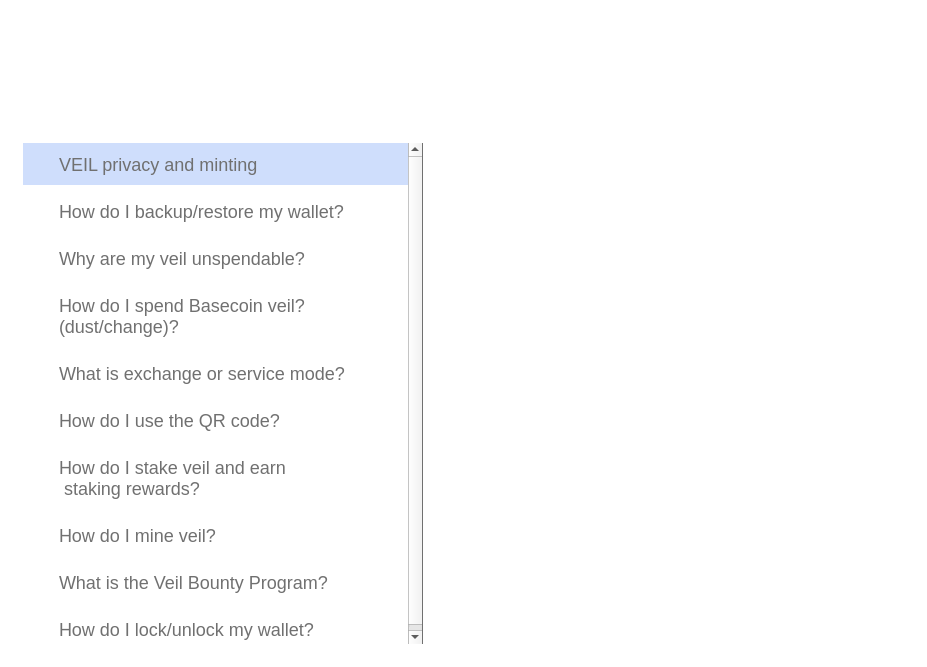
This is src/qt/veil/forms/settingsfaq.ui in Veil-Project/veil as Qt 5 draws it before an edit. The edited form follows.
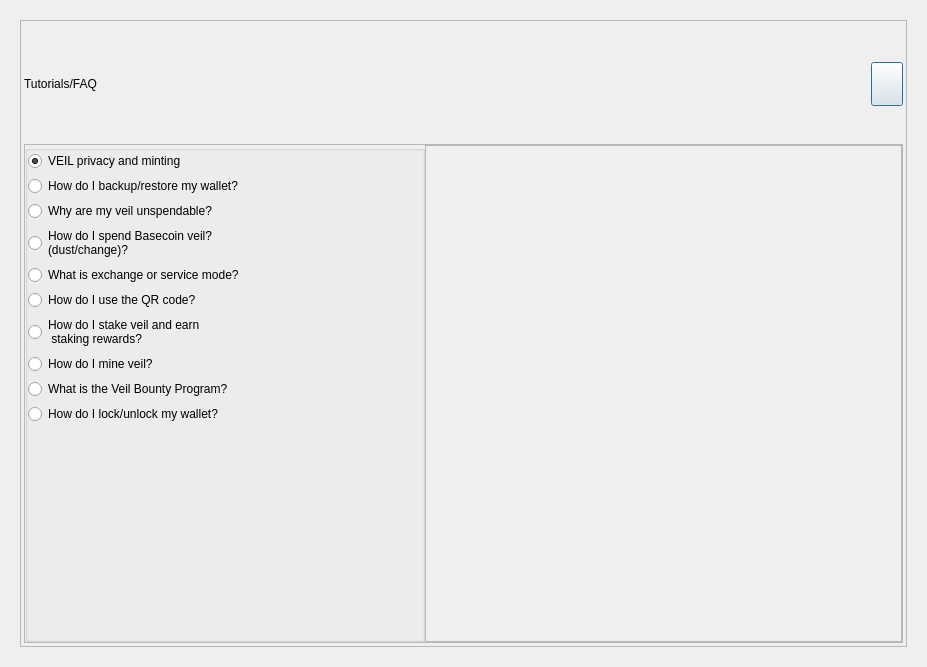
This is the edited form. Icons and pictures are not drawn.

What changed in the file:
```diff
--- a/src/qt/veil/forms/settingsfaq.ui
+++ b/src/qt/veil/forms/settingsfaq.ui
@@ -19,11 +19,6 @@
   <property name="windowTitle">
    <string>Form</string>
   </property>
-  <property name="styleSheet">
-   <string notr="true">#SettingsFaq{
-	background-color:transparent;
-}</string>
-  </property>
   <layout class="QVBoxLayout" name="verticalLayout_2">
    <property name="spacing">
     <number>0</number>
@@ -48,13 +43,6 @@
        <height>0</height>
       </size>
      </property>
-     <property name="styleSheet">
-      <string notr="true">#frameBase{
- border:none;
-  background-color: transparent;
-  border-radius: 20px;
-}</string>
-     </property>
      <property name="frameShape">
       <enum>QFrame::StyledPanel</enum>
      </property>
@@ -91,15 +79,6 @@
           <height>150</height>
          </size>
         </property>
-        <property name="styleSheet">
-         <string notr="true">#frame{
-border-image: url(&quot;:/icons/img-banner-top-png&quot;) 0 0 0 0 stretch stretch;
-    padding:10px;
-    margin:0px;
-    border-top-right-radius: 20px;
-    border-top-left-radius: 20px;
-}</string>
-        </property>
         <property name="frameShape">
          <enum>QFrame::NoFrame</enum>
         </property>
@@ -135,12 +114,6 @@
              <property name="layoutDirection">
               <enum>Qt::LeftToRight</enum>
              </property>
-             <property name="styleSheet">
-              <string notr="true">#frame_t{
-background:none;
-background-color:transparent;
-}</string>
-             </property>
              <layout class="QHBoxLayout" name="horizontalLayout_4">
               <property name="spacing">
                <number>6</number>
@@ -159,13 +132,6 @@
               </property>
               <item alignment="Qt::AlignVCenter">
                <widget class="QLabel" name="label_3">
-                <property name="styleSheet">
-                 <string notr="true">text-align: left;
-  color: #ffffff;
-font-size:40px;
-font-weight:light;
-</string>
-                </property>
                 <property name="text">
                  <string>Tutorials/FAQ</string>
                 </property>
@@ -196,14 +162,6 @@
                  <height>44</height>
                 </size>
                </property>
-               <property name="styleSheet">
-                <string notr="true">#btnEsc {
-background-color:transparent;
-border:0px;
-background-repeat:no-repeat;
-background-position: center;
-}</string>
-               </property>
                <property name="text">
                 <string/>
                </property>
@@ -228,14 +186,6 @@
       </item>
       <item>
        <widget class="QFrame" name="frame_2">
-        <property name="styleSheet">
-         <string notr="true">#frame_2{
- border:none;
-  border-bottom-right-radius: 20px;
-  border-bottom-left-radius: 20px;
-  margin:0px;
-}</string>
-        </property>
         <property name="frameShape">
          <enum>QFrame::StyledPanel</enum>
         </property>
@@ -275,23 +225,6 @@
              <height>16777215</height>
             </size>
            </property>
-           <property name="styleSheet">
-            <string notr="true">#scrollArea {
-border-right:1px solid #707070;
-margin:0px;
-background-color:white;
-}
-QScrollBar {
-background-color:white;
-border:0;
-}
-QScrollBar:vertical {             
- border: 0px ;
- background:white;
- width:10px;    
-  margin: 0px 0px 0px 0px;
-}</string>
-           </property>
            <property name="frameShape">
             <enum>QFrame::NoFrame</enum>
            </property>
@@ -319,10 +252,6 @@
               <height>16777215</height>
              </size>
             </property>
-            <property name="styleSheet">
-             <string notr="true">background-color:white;
-border-right:1px solid #707070;</string>
-            </property>
             <layout class="QVBoxLayout" name="verticalLayout_3">
              <property name="spacing">
               <number>0</number>
@@ -359,11 +288,6 @@
                  <height>16777215</height>
                 </size>
                </property>
-               <property name="styleSheet">
-                <string notr="true">background-color:white;
-border:none;
-margin:0px;</string>
-               </property>
                <property name="title">
                 <string/>
                </property>
@@ -400,37 +324,6 @@
                   <property name="focusPolicy">
                    <enum>Qt::NoFocus</enum>
                   </property>
-                  <property name="styleSheet">
-                   <string notr="true">#radioButton_01 {
-    border-radius: 0px;
-    border:  none;
-    margin:0px;
-    background-color:#ffffff;
-    color: #707070;
-    font-size: 18px;
-    padding:10px 30px 10px 30px;
-    text-align:center !important;
-}
-
-#radioButton_01:checked {
-    border:  none;
-     background-color:rgba(16,90,239,0.2);
-    color: #707070;
-    margin:0px;
-}
-
-#radioButton_01:unchecked {
-    border:  none;
-    background-color:white;
-    color: #707070;
-}
-
-#radioButton_01::indicator {
-    width:                  0px;
-    height:                 0px;
-    border-radius:          0px;
-}</string>
-                  </property>
                   <property name="text">
                    <string>VEIL privacy and minting</string>
                   </property>
@@ -456,35 +349,6 @@
                   <property name="focusPolicy">
                    <enum>Qt::NoFocus</enum>
                   </property>
-                  <property name="styleSheet">
-                   <string notr="true">#radioButton_03 {
-    border-radius: 0;
-    border:  0;
-    background-color:#ffffff;
-    color: #707070;
-    font-size: 18px;
-    padding:10 30 10 30;
-    text-align:center !important;
-}
-
-#radioButton_03:checked {
-    border:  0;
-     background-color:rgba(16,90,239,0.2);
-    color: #707070;
-}
-
-#radioButton_03:unchecked {
-    border:  0;
-    background-color:white;
-    color: #707070;
-}
-
-#radioButton_03::indicator {
-    width:                  0px;
-    height:                 0px;
-    border-radius:          0px;
-}</string>
-                  </property>
                   <property name="text">
                    <string>How do I backup/restore my wallet?</string>
                   </property>
@@ -507,35 +371,6 @@
                   <property name="focusPolicy">
                    <enum>Qt::NoFocus</enum>
                   </property>
-                  <property name="styleSheet">
-                   <string notr="true">#radioButton_04 {
-    border-radius: 0;
-    border:  0;
-    background-color:#ffffff;
-    color: #707070;
-    font-size: 18px;
-    padding:10 30 10 30;
-    text-align:center !important;
-}
-
-#radioButton_04:checked {
-    border:  0;
-     background-color:rgba(16,90,239,0.2);
-    color: #707070;
-}
-
-#radioButton_04:unchecked {
-    border:  0;
-    background-color:white;
-    color: #707070;
-}
-
-#radioButton_04::indicator {
-    width:                  0px;
-    height:                 0px;
-    border-radius:          0px;
-}</string>
-                  </property>
                   <property name="text">
                    <string>Why are my veil unspendable?</string>
                   </property>
@@ -558,35 +393,6 @@
                   <property name="focusPolicy">
                    <enum>Qt::NoFocus</enum>
                   </property>
-                  <property name="styleSheet">
-                   <string notr="true">#radioButton_05 {
-    border-radius: 0;
-    border:  0;
-    background-color:#ffffff;
-    color: #707070;
-    font-size: 18px;
-    padding:10 30 10 30;
-    text-align:center !important;
-}
-
-#radioButton_05:checked {
-    border:  0;
-     background-color:rgba(16,90,239,0.2);
-    color: #707070;
-}
-
-#radioButton_05:unchecked {
-    border:  0;
-    background-color:white;
-    color: #707070;
-}
-
-#radioButton_05::indicator {
-    width:                  0px;
-    height:                 0px;
-    border-radius:          0px;
-}</string>
-                  </property>
                   <property name="text">
                    <string>How do I spend Basecoin veil? 
 (dust/change)?</string>
@@ -610,35 +416,6 @@
                   <property name="focusPolicy">
                    <enum>Qt::NoFocus</enum>
                   </property>
-                  <property name="styleSheet">
-                   <string notr="true">#radioButton_06 {
-    border-radius: 0;
-    border:  0;
-    background-color:#ffffff;
-    color: #707070;
-    font-size: 18px;
-    padding:10 30 10 30;
-    text-align:center !important;
-}
-
-#radioButton_06:checked {
-    border:  0;
-     background-color:rgba(16,90,239,0.2);
-    color: #707070;
-}
-
-#radioButton_06:unchecked {
-    border:  0;
-    background-color:white;
-    color: #707070;
-}
-
-#radioButton_06::indicator {
-    width:                  0px;
-    height:                 0px;
-    border-radius:          0px;
-}</string>
-                  </property>
                   <property name="text">
                    <string>What is exchange or service mode?</string>
                   </property>
@@ -661,35 +438,6 @@
                   <property name="focusPolicy">
                    <enum>Qt::NoFocus</enum>
                   </property>
-                  <property name="styleSheet">
-                   <string notr="true">#radioButton_07 {
-    border-radius: 0;
-    border:  0;
-    background-color:#ffffff;
-    color: #707070;
-    font-size: 18px;
-    padding:10 30 10 30;
-    text-align:center !important;
-}
-
-#radioButton_07:checked {
-    border:  0;
-     background-color:rgba(16,90,239,0.2);
-    color: #707070;
-}
-
-#radioButton_07:unchecked {
-    border:  0;
-    background-color:white;
-    color: #707070;
-}
-
-#radioButton_07::indicator {
-    width:                  0px;
-    height:                 0px;
-    border-radius:          0px;
-}</string>
-                  </property>
                   <property name="text">
                    <string>How do I use the QR code?</string>
                   </property>
@@ -712,35 +460,6 @@
                   <property name="focusPolicy">
                    <enum>Qt::NoFocus</enum>
                   </property>
-                  <property name="styleSheet">
-                   <string notr="true">#radioButton_08 {
-    border-radius: 0;
-    border:  0;
-    background-color:#ffffff;
-    color: #707070;
-    font-size: 18px;;
-    padding:10 30 10 30;
-    text-align:center !important;
-}
-
-#radioButton_08:checked {
-    border:  0;
-     background-color:rgba(16,90,239,0.2);
-    color: #707070;
-}
-
-#radioButton_08:unchecked {
-    border:  0;
-    background-color:white;
-    color: #707070;
-}
-
-#radioButton_08::indicator {
-    width:                  0px;
-    height:                 0px;
-    border-radius:          0px;
-}</string>
-                  </property>
                   <property name="text">
                    <string>How do I stake veil and earn
  staking rewards?</string>
@@ -764,35 +483,6 @@
                   <property name="focusPolicy">
                    <enum>Qt::NoFocus</enum>
                   </property>
-                  <property name="styleSheet">
-                   <string notr="true">#radioButton_09 {
-    border-radius: 0;
-    border:  0;
-    background-color:#ffffff;
-    color: #707070;
-    font-size: 18px;
-    padding:10 30 10 30;
-    text-align:center !important;
-}
-
-#radioButton_09:checked {
-    border:  0;
-     background-color:rgba(16,90,239,0.2);
-    color: #707070;
-}
-
-#radioButton_09:unchecked {
-    border:  0;
-    background-color:white;
-    color: #707070;
-}
-
-#radioButton_09:indicator {
-    width:                  0px;
-    height:                 0px;
-    border-radius:          0px;
-}</string>
-                  </property>
                   <property name="text">
                    <string>How do I mine veil?</string>
                   </property>
@@ -815,35 +505,6 @@
                   <property name="focusPolicy">
                    <enum>Qt::NoFocus</enum>
                   </property>
-                  <property name="styleSheet">
-                   <string notr="true">#radioButton_10 {
-    border-radius: 0;
-    border:  0;
-    background-color:#ffffff;
-    color: #707070;
-    font-size: 18px;
-    padding:10 30 10 30;
-    text-align:center !important;
-}
-
-#radioButton_10:checked {
-    border:  0;
-     background-color:rgba(16,90,239,0.2);
-    color: #707070;
-}
-
-#radioButton_10:unchecked {
-    border:  0;
-    background-color:white;
-    color: #707070;
-}
-
-#radioButton_10::indicator {
-    width:                  0px;
-    height:                 0px;
-    border-radius:          0px;
-}</string>
-                  </property>
                   <property name="text">
                    <string>What is the Veil Bounty Program?</string>
                   </property>
@@ -866,37 +527,6 @@
                   <property name="focusPolicy">
                    <enum>Qt::NoFocus</enum>
                   </property>
-                  <property name="styleSheet">
-                   <string notr="true">#radioButton_12 {
-    border-radius: 0px;
-    border:  none;
-    margin:0px;
-    background-color:#ffffff;
-    color: #707070;
-    font-size: 18px;
-    padding:10px 30px 10px 30px;
-    text-align:center !important;
-}
-
-#radioButton_12:checked {
-    border:  none;
-     background-color:rgba(16,90,239,0.2);
-    color: #707070;
-    margin:0px;
-}
-
-#radioButton_12:unchecked {
-    border:  none;
-    background-color:white;
-    color: #707070;
-}
-
-#radioButton_12::indicator {
-    width:                  0px;
-    height:                 0px;
-    border-radius:          0px;
-}</string>
-                  </property>
                   <property name="text">
                    <string>How do I lock/unlock my wallet?</string>
                   </property>
@@ -924,10 +554,6 @@
          </item>
          <item>
           <widget class="QScrollArea" name="scrollArea_2">
-           <property name="styleSheet">
-            <string notr="true">background-color:white;
-border:0;</string>
-           </property>
            <property name="widgetResizable">
             <bool>true</bool>
            </property>
@@ -940,10 +566,6 @@
               <height>501</height>
              </rect>
             </property>
-            <property name="styleSheet">
-             <string notr="true">background-color:white;
-border:0;</string>
-            </property>
             <layout class="QVBoxLayout" name="verticalLayout">
              <property name="leftMargin">
               <number>0</number>
@@ -959,10 +581,6 @@
              </property>
              <item>
               <widget class="QStackedWidget" name="stackedWidget">
-               <property name="styleSheet">
-                <string notr="true">background-color:transparent;
-border:0;</string>
-               </property>
                <property name="lineWidth">
                 <number>0</number>
                </property>
```
